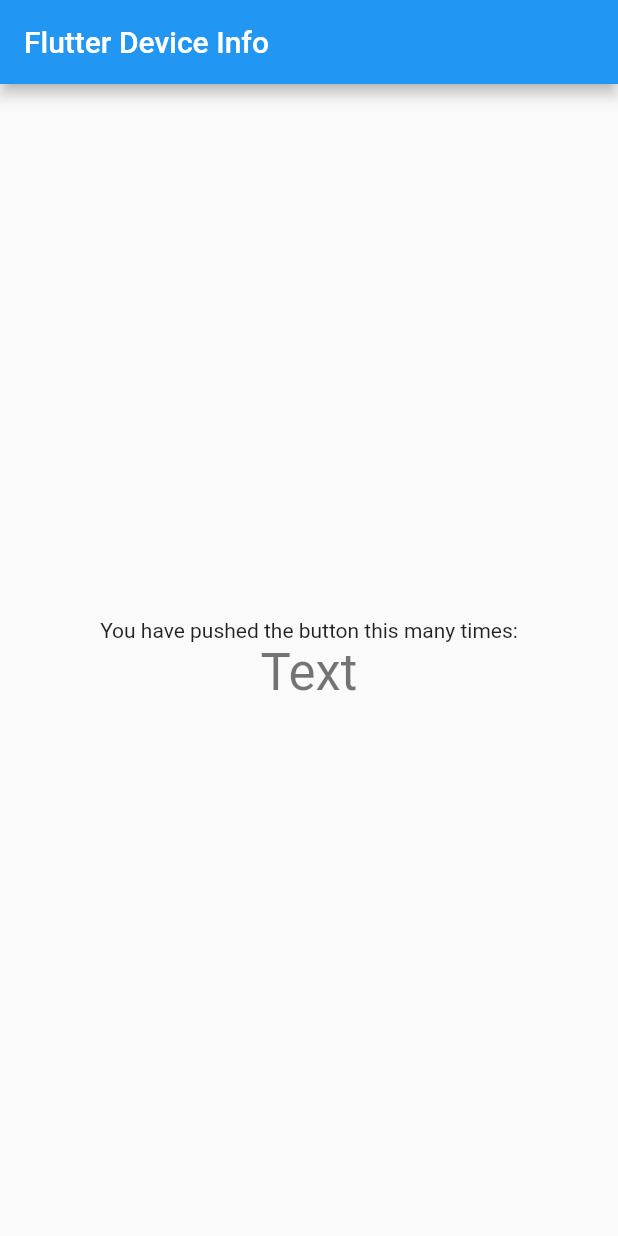
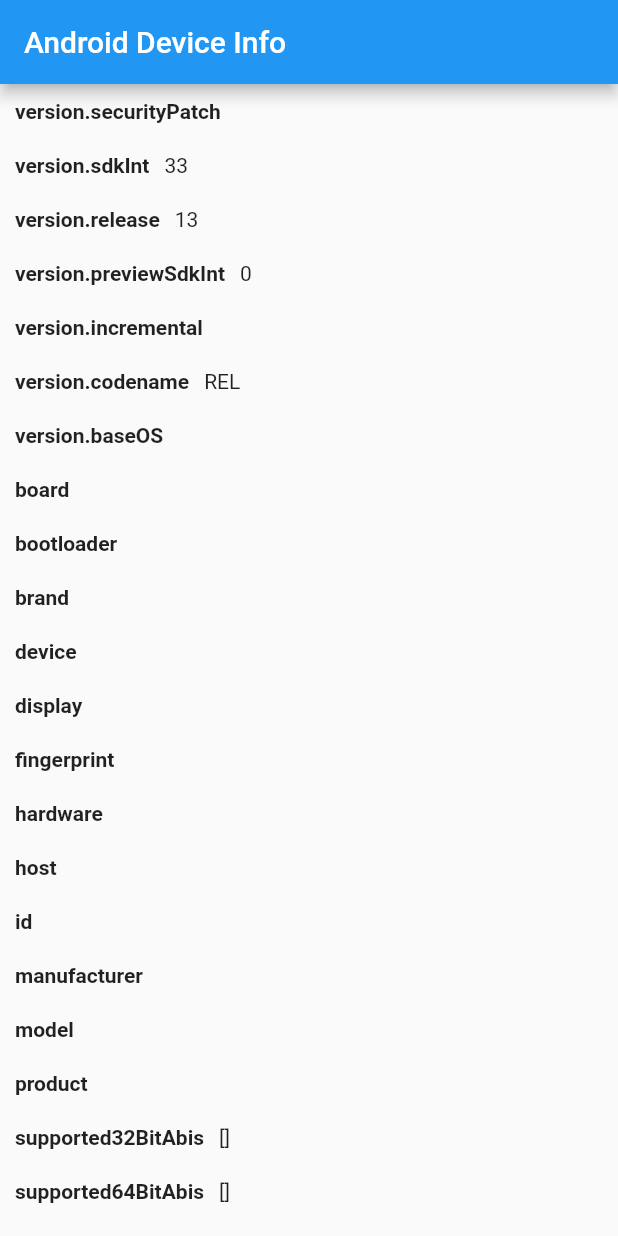
Before and after one commit to yumilen/devise_info, a Flutter app: the screen it shows after launch, on a phone screen of 412 x 824 dp. Run offline on Flutter 3.47's test engine with Material 2 defaults, Android fonts, the phone set to English and light mode, and no system bars; our stand-ins replace device_info_plus.

Commit message:
DeviceInfo Base Structure

```diff
--- /dev/null
+++ b/lib/device_info_page.dart
@@ -0,0 +1,237 @@
+import 'dart:io';
+import 'package:device_info_plus/device_info_plus.dart';
+import 'package:flutter/foundation.dart';
+import 'package:flutter/material.dart';
+import 'package:flutter/services.dart';
+
+
+class DeviceInfoPage extends StatefulWidget {
+  const DeviceInfoPage({Key? key}) : super(key: key);
+
+  @override
+  State<DeviceInfoPage> createState() => _DeviceInfoPageState();
+}
+
+class _DeviceInfoPageState extends State<DeviceInfoPage> {
+  static final DeviceInfoPlugin deviceInfoPlugin = DeviceInfoPlugin();
+  Map<String, dynamic> _deviceData = <String, dynamic>{};
+  String _appBarTxt = '';
+
+  @override
+  void initState() {
+    super.initState();
+    initPlatformState();
+  }
+
+  Future<void> initPlatformState() async {
+    var deviceData = <String, dynamic>{};
+
+    try {
+      if (kIsWeb) {
+        deviceData = _readWebBrowserInfo(await deviceInfoPlugin.webBrowserInfo);
+        _appBarTxt = 'Web Browser info';
+      } else {
+        if (Platform.isAndroid) {
+          deviceData = _readAndroidBuildData(await deviceInfoPlugin.androidInfo);
+          _appBarTxt = 'Android Device Info';
+        } else if (Platform.isIOS) {
+          deviceData = _readIosDeviceInfo(await deviceInfoPlugin.iosInfo);
+          _appBarTxt = 'iOS Device Info';
+        } else if (Platform.isLinux) {
+          deviceData = _readLinuxDeviceInfo(await deviceInfoPlugin.linuxInfo);
+          _appBarTxt = 'Linux Device Info';
+        } else if (Platform.isMacOS) {
+          deviceData = _readMacOsDeviceInfo(await deviceInfoPlugin.macOsInfo);
+          _appBarTxt = 'MacOS Device Info';
+        } else if (Platform.isWindows) {
+          deviceData = _readWindowsDeviceInfo(await deviceInfoPlugin.windowsInfo);
+          _appBarTxt = 'Windows Device Info';
+        }
+      }
+    } on PlatformException {
+      deviceData = <String, dynamic>{
+        'Error:': 'Failed to get platform version.'
+      };
+    }
+
+    if (!mounted) return;
+
+    setState(() {
+      _deviceData = deviceData;
+    });
+  }
+
+  Map<String, dynamic> _readAndroidBuildData(AndroidDeviceInfo build) {
+    return <String, dynamic>{
+      'version.securityPatch': build.version.securityPatch,
+      'version.sdkInt': build.version.sdkInt,
+      'version.release': build.version.release,
+      'version.previewSdkInt': build.version.previewSdkInt,
+      'version.incremental': build.version.incremental,
+      'version.codename': build.version.codename,
+      'version.baseOS': build.version.baseOS,
+      'board': build.board,
+      'bootloader': build.bootloader,
+      'brand': build.brand,
+      'device': build.device,
+      'display': build.display,
+      'fingerprint': build.fingerprint,
+      'hardware': build.hardware,
+      'host': build.host,
+      'id': build.id,
+      'manufacturer': build.manufacturer,
+      'model': build.model,
+      'product': build.product,
+      'supported32BitAbis': build.supported32BitAbis,
+      'supported64BitAbis': build.supported64BitAbis,
+      'supportedAbis': build.supportedAbis,
+      'tags': build.tags,
+      'type': build.type,
+      'isPhysicalDevice': build.isPhysicalDevice,
+      'systemFeatures': build.systemFeatures,
+      'displaySizeInches':
+          ((build.displayMetrics.sizeInches * 10).roundToDouble() / 10),
+      'displayWidthPixels': build.displayMetrics.widthPx,
+      'displayWidthInches': build.displayMetrics.widthInches,
+      'displayHeightPixels': build.displayMetrics.heightPx,
+      'displayHeightInches': build.displayMetrics.heightInches,
+      'displayXDpi': build.displayMetrics.xDpi,
+      'displayYDpi': build.displayMetrics.yDpi,
+    };
+  }
+
+  Map<String, dynamic> _readIosDeviceInfo(IosDeviceInfo data) {
+    return <String, dynamic>{
+      'name': data.name,
+      'systemName': data.systemName,
+      'systemVersion': data.systemVersion,
+      'model': data.model,
+      'localizedModel': data.localizedModel,
+      'identifierForVendor': data.identifierForVendor,
+      'isPhysicalDevice': data.isPhysicalDevice,
+      'utsname.sysname:': data.utsname.sysname,
+      'utsname.nodename:': data.utsname.nodename,
+      'utsname.release:': data.utsname.release,
+      'utsname.version:': data.utsname.version,
+      'utsname.machine:': data.utsname.machine,
+    };
+  }
+
+  Map<String, dynamic> _readLinuxDeviceInfo(LinuxDeviceInfo data) {
+    return <String, dynamic>{
+      'name': data.name,
+      'version': data.version,
+      'id': data.id,
+      'idLike': data.idLike,
+      'versionCodename': data.versionCodename,
+      'versionId': data.versionId,
+      'prettyName': data.prettyName,
+      'buildId': data.buildId,
+      'variant': data.variant,
+      'variantId': data.variantId,
+      'machineId': data.machineId,
+    };
+  }
+
+  Map<String, dynamic> _readWebBrowserInfo(WebBrowserInfo data) {
+    return <String, dynamic>{
+      'browserName': describeEnum(data.browserName),
+      'appCodeName': data.appCodeName,
+      'appName': data.appName,
+      'appVersion': data.appVersion,
+      'deviceMemory': data.deviceMemory,
+      'language': data.language,
+      'languages': data.languages,
+      'platform': data.platform,
+      'product': data.product,
+      'productSub': data.productSub,
+      'userAgent': data.userAgent,
+      'vendor': data.vendor,
+      'vendorSub': data.vendorSub,
+      'hardwareConcurrency': data.hardwareConcurrency,
+      'maxTouchPoints': data.maxTouchPoints,
+    };
+  }
+
+  Map<String, dynamic> _readMacOsDeviceInfo(MacOsDeviceInfo data) {
+    return <String, dynamic>{
+      'computerName': data.computerName,
+      'hostName': data.hostName,
+      'arch': data.arch,
+      'model': data.model,
+      'kernelVersion': data.kernelVersion,
+      'osRelease': data.osRelease,
+      'activeCPUs': data.activeCPUs,
+      'memorySize': data.memorySize,
+      'cpuFrequency': data.cpuFrequency,
+      'systemGUID': data.systemGUID,
+    };
+  }
+
+  Map<String, dynamic> _readWindowsDeviceInfo(WindowsDeviceInfo data) {
+    return <String, dynamic>{
+      'numberOfCores': data.numberOfCores,
+      'computerName': data.computerName,
+      'systemMemoryInMegabytes': data.systemMemoryInMegabytes,
+      'userName': data.userName,
+      'majorVersion': data.majorVersion,
+      'minorVersion': data.minorVersion,
+      'buildNumber': data.buildNumber,
+      'platformId': data.platformId,
+      'csdVersion': data.csdVersion,
+      'servicePackMajor': data.servicePackMajor,
+      'servicePackMinor': data.servicePackMinor,
+      'suitMask': data.suitMask,
+      'productType': data.productType,
+      'reserved': data.reserved,
+      'buildLab': data.buildLab,
+      'buildLabEx': data.buildLabEx,
+      'digitalProductId': data.digitalProductId,
+      'displayVersion': data.displayVersion,
+      'editionId': data.editionId,
+      'installDate': data.installDate,
+      'productId': data.productId,
+      'productName': data.productName,
+      'registeredOwner': data.registeredOwner,
+      'releaseId': data.releaseId,
+      'deviceId': data.deviceId,
+    };
+  }
+
+  @override
+  Widget build(BuildContext context) {
+    return (Scaffold(
+      appBar: AppBar(
+        title: Text(_appBarTxt),
+      ),
+      body: ListView(
+        children: _deviceData.keys.map(
+          (String property) {
+            return Row(
+              children: <Widget>[
+                Container(
+                  padding: const EdgeInsets.all(10.0),
+                  child: Text(
+                    property,
+                    style: const TextStyle(
+                      fontWeight: FontWeight.bold,
+                    ),
+                  ),
+                ),
+                Expanded(
+                    child: Container(
+                  padding: const EdgeInsets.fromLTRB(0.0, 10.0, 0.0, 10.0),
+                  child: Text(
+                    '${_deviceData[property]}',
+                    maxLines: 10,
+                    overflow: TextOverflow.ellipsis,
+                  ),
+                )),
+              ],
+            );
+          },
+        ).toList(),
+      ),
+    ));
+  }
+}
--- a/lib/home_page.dart
+++ /dev/null
@@ -1,54 +0,0 @@
-import 'package:flutter/material.dart';
-import 'package:device_info_plus/device_info_plus.dart';
-
-
-class HomePage extends StatelessWidget {
-  final String title;
-
-  const HomePage({
-    required this.title,
-    super.key
-  });
-
-  @override
-  Widget build(BuildContext context) {
-    return Scaffold(
-      appBar: AppBar(
-        title: Text(title),
-      ),
-      body: const _HomePageBody()
-    );
-  }
-}
-
-
-class _HomePageBody extends StatelessWidget {
-  const _HomePageBody({super.key});
-
-  @override
-  Widget build(BuildContext context) {
-    return Center(
-      child: Column(
-        mainAxisAlignment: MainAxisAlignment.center,
-        children: <Widget>[
-          const Text(
-            'You have pushed the button this many times:',
-          ),
-          Text(
-            'Text',
-            style: Theme.of(context).textTheme.headline4,
-          ),
-        ],
-      ),
-    );
-  }
-}
-
-class _DeviceInfoWidget extends StatelessWidget {
-  const _DeviceInfoWidget({super.key});
-
-  @override
-  Widget build(BuildContext context) {
-    return Container();
-  }
-}
--- a/lib/main.dart
+++ b/lib/main.dart
@@ -1,11 +1,18 @@
+// ignore_for_file: public_member_api_docs
+import 'dart:async';
+import 'dart:developer' as developer;
+
 import 'package:flutter/material.dart';
 
-import 'home_page.dart';
-
+import 'device_info_page.dart';
 
 
 void main() {
-  runApp(const DeviceInfoApp());
+  runZonedGuarded(() {
+    runApp(const DeviceInfoApp());
+  }, (dynamic error, dynamic stack) {
+    developer.log("Something went wrong!", error: error, stackTrace: stack);
+  });
 }
 
 
@@ -19,7 +26,7 @@ class DeviceInfoApp extends StatelessWidget {
       theme: ThemeData(
         primarySwatch: Colors.blue,
       ),
-      home: const HomePage(title: 'Flutter Device Info'),
+      home: const DeviceInfoPage(),
     );
   }
 }
```
Also changed, not shown: 1 other file.
